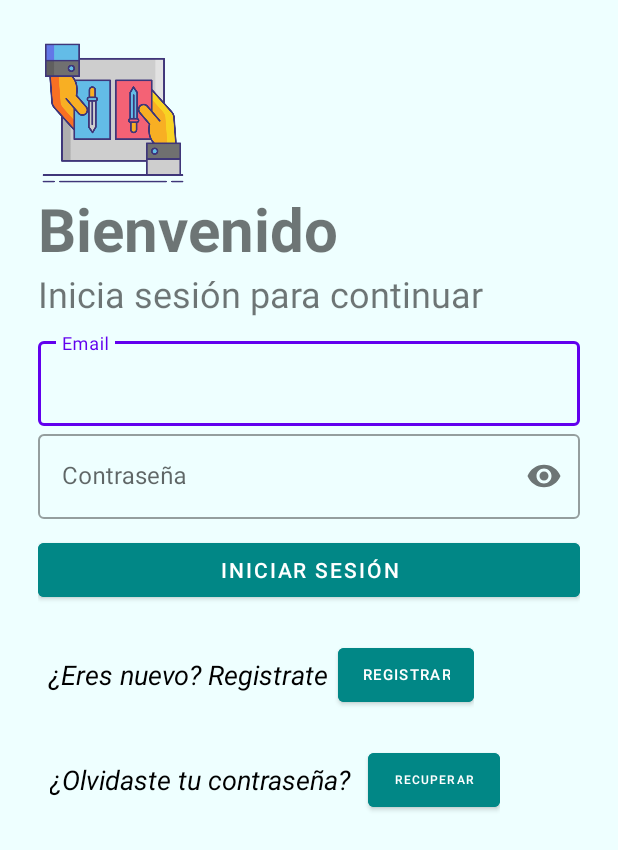
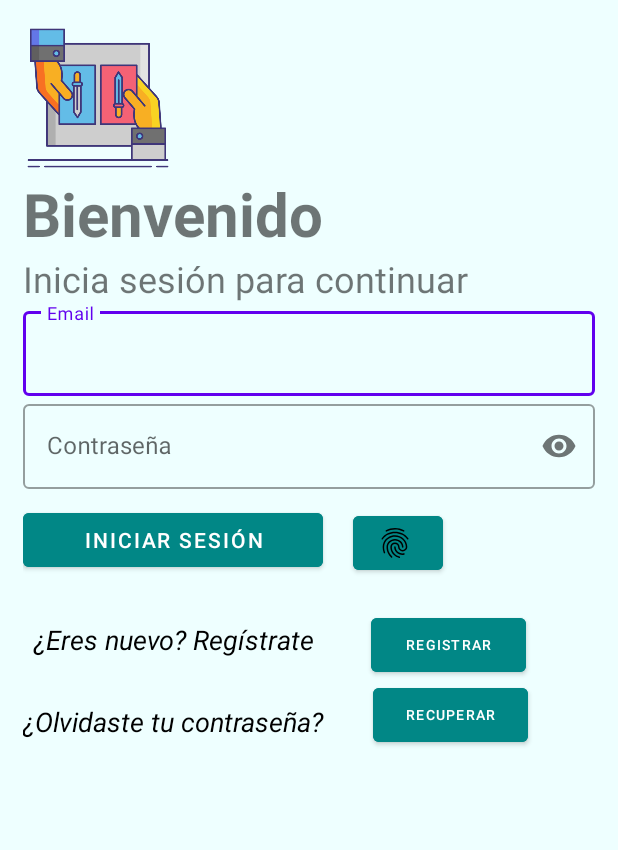
Before and after one commit to CarlosMoragaDev/RegistraLaminasAPP, an Android app: the screen it shows after launch (LoginActivity), on a phone screen of 412 x 824 dp. Shown: the top 850 px of the screen. Run offline under Robolectric (Android 15) with nearby library versions, the phone set to English and light mode, and no system bars.

Commit message:
-Se cambió el layout del login para ser todo en estilo Relative -Se habilitó el ingreso por huella al inicio

```diff
--- a/app/build.gradle
+++ b/app/build.gradle
@@ -36,4 +36,7 @@ dependencies {
     testImplementation 'junit:junit:4.13.2'
     androidTestImplementation 'androidx.test.ext:junit:1.1.3'
     androidTestImplementation 'androidx.test.espresso:espresso-core:3.4.0'
+
+    //huella
+    implementation "androidx.biometric:biometric:1.1.0"
 }
--- a/app/src/main/AndroidManifest.xml
+++ b/app/src/main/AndroidManifest.xml
@@ -1,6 +1,8 @@
 <?xml version="1.0" encoding="utf-8"?>
 <manifest xmlns:android="http://schemas.android.com/apk/res/android"
     xmlns:tools="http://schemas.android.com/tools">
+
+    <uses-permission android:name="android.permission.USE_BIOMETRIC"></uses-permission>
 
     <application
         android:allowBackup="true"
--- a/app/src/main/java/com/example/registralaminasapp/LoginActivity.java
+++ b/app/src/main/java/com/example/registralaminasapp/LoginActivity.java
@@ -8,12 +8,19 @@ import android.widget.Button;
 import android.widget.EditText;
 import android.widget.Toast;
 
+import androidx.annotation.NonNull;
 import androidx.appcompat.app.AppCompatActivity;
+import androidx.biometric.BiometricPrompt;
+import androidx.core.content.ContextCompat;
+
+import java.util.concurrent.Executor;
 
 public class LoginActivity extends AppCompatActivity {
+
     private EditText emailUser;
     private EditText passUser;
     private Button btnInicio;
+    private Button btnHuella;
 
 
     @Override
@@ -25,6 +32,7 @@ public class LoginActivity extends AppCompatActivity {
         emailUser = (EditText) findViewById(R.id.emailUser);
         passUser = (EditText) findViewById(R.id.passUser);
         btnInicio = (Button) findViewById(R.id.btnInicio);
+        btnHuella = (Button) findViewById(R.id.btnHuella);
 
         btnInicio.setOnClickListener(new View.OnClickListener() {
             @Override
@@ -40,25 +48,36 @@ public class LoginActivity extends AppCompatActivity {
                 }
             }
         });
+
+        btnHuella.setOnClickListener(new View.OnClickListener() {
+            @Override
+            public void onClick(View view) {
+                BiometricPrompt.PromptInfo promptInfo = new BiometricPrompt.PromptInfo.Builder()
+                        .setTitle("Porfavor utilice su huella")
+                        .setDescription("Autenticación de Usuario")
+                        .setNegativeButtonText("Cancelar")
+                        .build();
+                getPrompt().authenticate(promptInfo);
+
+            }
+        });
     }
 
-
-
+    //para ir a registro usuario
     public void nextPage(View vista){
         Intent nextPage = new Intent(this, RegistroActivity.class);
         startActivity(nextPage);
     }
 
+    //para ir a recuperar contrseña
     public void nextPageRes(View vista){
         Toast toast = Toast.makeText(this, "Pronto disponible", Toast.LENGTH_SHORT);
         toast.setGravity(Gravity.CENTER_HORIZONTAL | Gravity.START, 90,0);
         toast.show();
     }
 
-
+    //para ir a home agregando nombre de usuario
     public void nextPage2(View vista1){
-
-
         String mensaje = "Bienvenido";
         Toast toast = Toast.makeText(this, "Bienvenido", Toast.LENGTH_SHORT);
         toast.setGravity(Gravity.CENTER_HORIZONTAL | Gravity.START, 90,0);
@@ -66,7 +85,36 @@ public class LoginActivity extends AppCompatActivity {
 
         Intent nextPage = new Intent(this, MainActivity.class);
         startActivity(nextPage);
-
     }
 
+    //recursos para ingreso biometrico
+    private BiometricPrompt getPrompt()
+    {
+        Executor executor = ContextCompat.getMainExecutor(this);
+        BiometricPrompt.AuthenticationCallback callback = new BiometricPrompt.AuthenticationCallback() {
+            @Override
+            public void onAuthenticationError(int errorCode, @NonNull CharSequence errString) {
+                super.onAuthenticationError(errorCode, errString);
+                Toast.makeText(LoginActivity.this,errString, Toast.LENGTH_SHORT).show();
+            }
+
+            @Override
+            public void onAuthenticationSucceeded(@NonNull BiometricPrompt.AuthenticationResult result) {
+                super.onAuthenticationSucceeded(result);
+                Intent intent = new Intent(LoginActivity.this,MainActivity.class);
+                intent.putExtra("nombre", emailUser.getText().toString());
+                startActivity(intent);
+            }
+
+            @Override
+            public void onAuthenticationFailed() {
+                super.onAuthenticationFailed();
+                Toast.makeText(LoginActivity.this, "Error al leer huella", Toast.LENGTH_SHORT).show();
+            }
+        };
+        BiometricPrompt biometricPrompt = new BiometricPrompt(this,executor,callback);
+        return biometricPrompt;
+    }
+
+
 }
--- a/app/src/main/res/layout/login_layout.xml
+++ b/app/src/main/res/layout/login_layout.xml
@@ -13,7 +13,7 @@
         android:layout_width="match_parent"
         android:layout_height="match_parent"
         tools:context=".LoginActivity"
-        android:padding="25dp"
+        android:padding="15dp"
         android:orientation="vertical"
         android:background="@color/bgSecondary"
         android:layout_alignEnd="@id/btnRecuperar">
@@ -41,17 +41,11 @@
             android:layout_height="wrap_content"
             android:text="Inicia sesión para continuar"
             android:textSize="24sp"/>
-        <LinearLayout
-            android:layout_width="match_parent"
-            android:layout_height="match_parent"
-            android:layout_marginTop="10dp"
-            android:layout_marginBottom="10dp"
-            android:orientation="vertical"
-            android:layout_below="@id/continuarLabel">
 
             <com.google.android.material.textfield.TextInputLayout
                 android:layout_width="match_parent"
                 android:layout_height="wrap_content"
+                android:layout_below="@id/continuarLabel"
                 android:id="@+id/emailUsuario"
                 android:hint="Email"
                 style="@style/Widget.MaterialComponents.TextInputLayout.OutlinedBox">
@@ -65,16 +59,13 @@
             <com.google.android.material.textfield.TextInputLayout
                 android:layout_width="match_parent"
                 android:layout_height="wrap_content"
-                android:orientation="vertical"/>
-            <com.google.android.material.textfield.TextInputLayout
-                android:layout_width="match_parent"
-                android:layout_height="wrap_content"
+                android:layout_below="@id/emailUsuario"
                 android:id="@+id/contraseniaTextField"
                 android:hint="Contraseña"
                 android:transitionName="passwordTrans"
                 app:passwordToggleEnabled="true"
                 style="@style/Widget.MaterialComponents.TextInputLayout.OutlinedBox">
-                <androidx.appcompat.widget.AppCompatEditText
+                <EditText
                     android:id="@+id/passUser"
                     android:layout_width="match_parent"
                     android:layout_height="wrap_content"
@@ -82,83 +73,81 @@
 
             </com.google.android.material.textfield.TextInputLayout>
 
-            <com.google.android.material.button.MaterialButton
+            <Button
                 android:id="@+id/btnInicio"
-                android:layout_width="match_parent"
+                android:layout_width="200dp"
                 android:layout_height="wrap_content"
+                android:layout_below="@id/contraseniaTextField"
                 android:text="Iniciar Sesión"
                 android:layout_marginTop="10dp"
                 android:layout_marginBottom="10dp"
                 android:backgroundTint="@color/design_default_color_secondary_variant"
                 android:onClick="nextPage2"/>
 
-            <LinearLayout
-                android:layout_width="wrap_content"
+            <Button
+                android:id="@+id/btnHuella"
+                android:layout_width="60dp"
                 android:layout_height="wrap_content"
+                android:drawableLeft="@drawable/ic_baseline_fingerprint_24"
                 android:layout_below="@id/contraseniaTextField"
-                android:layout_alignParentBottom="true"
-                android:layout_centerHorizontal="true"
-                android:layout_marginTop="0dp"
-                android:gravity="center">
+                android:layout_toRightOf="@+id/btnInicio"
+                android:layout_marginTop="12dp"
+                android:layout_marginLeft="20dp"
+                android:layout_marginRight="32dp"
+                android:layout_marginBottom="12dp"
+                android:backgroundTint="@color/design_default_color_secondary_variant"
+                />
 
                 <TextView
                     android:id="@+id/nuevoUsuario"
                     android:layout_width="200dp"
                     android:layout_height="wrap_content"
-                    android:layout_gravity="center"
-                    android:text="¿Eres nuevo? Registrate"
+                    android:layout_below="@id/btnInicio"
+                    android:layout_marginTop="20dp"
+                    android:text="¿Eres nuevo? Regístrate"
                     android:textAlignment="center"
                     android:textColor="@color/black"
                     android:textSize="18dp"
                     android:textStyle="italic" />
 
-                <com.google.android.material.button.MaterialButton
+                <Button
                     android:id="@+id/inicioSesion1"
-                    android:layout_width="wrap_content"
+                    android:layout_width="103dp"
                     android:layout_height="wrap_content"
+                    android:layout_below="@id/btnInicio"
+                    android:layout_toRightOf="@+id/nuevoUsuario"
                     android:layout_marginTop="12dp"
+                    android:layout_marginLeft="32dp"
                     android:layout_marginBottom="12dp"
                     android:backgroundTint="@color/design_default_color_secondary_variant"
                     android:onClick="nextPage"
-                    android:textSize="10sp"
+                    android:textSize="9sp"
                     android:text="Registrar" />
-
-            </LinearLayout>
-
-            <LinearLayout
-                android:layout_width="wrap_content"
-                android:layout_height="wrap_content"
-                android:layout_below="@id/nuevoUsuario"
-                android:layout_alignParentBottom="true"
-                android:layout_centerHorizontal="true"
-                android:layout_marginTop="0dp"
-                android:gravity="center">
 
                 <TextView
                     android:id="@+id/olvidastePass"
-                    android:padding="8dp"
                     android:layout_width="220dp"
                     android:layout_height="wrap_content"
+                    android:layout_below="@id/nuevoUsuario"
+                    android:layout_marginTop="30dp"
                     android:textSize="18sp"
                     android:textStyle="italic"
                     android:textColor="@color/black"
-                    android:layout_gravity="center"
                     android:text="¿Olvidaste tu contraseña?"/>
 
-                <com.google.android.material.button.MaterialButton
+                <Button
                     android:id="@+id/btnRecuperar"
-                    android:layout_width="match_parent"
+                    android:layout_width="103dp"
                     android:layout_height="wrap_content"
+                    android:layout_below="@id/nuevoUsuario"
+                    android:layout_toRightOf="@+id/olvidastePass"
                     android:text="Recuperar"
-                    android:layout_marginTop="10dp"
-                    android:textSize="8sp"
-                    android:layout_marginBottom="10dp"
+                    android:layout_marginTop="14dp"
+                    android:layout_marginLeft="13dp"
+                    android:layout_marginBottom="12dp"
+                    android:textSize="9sp"
                     android:backgroundTint="@color/design_default_color_secondary_variant"
                     android:onClick="nextPageRes"/>
-
-            </LinearLayout>
-
-        </LinearLayout>
 
     </RelativeLayout>
 
```
